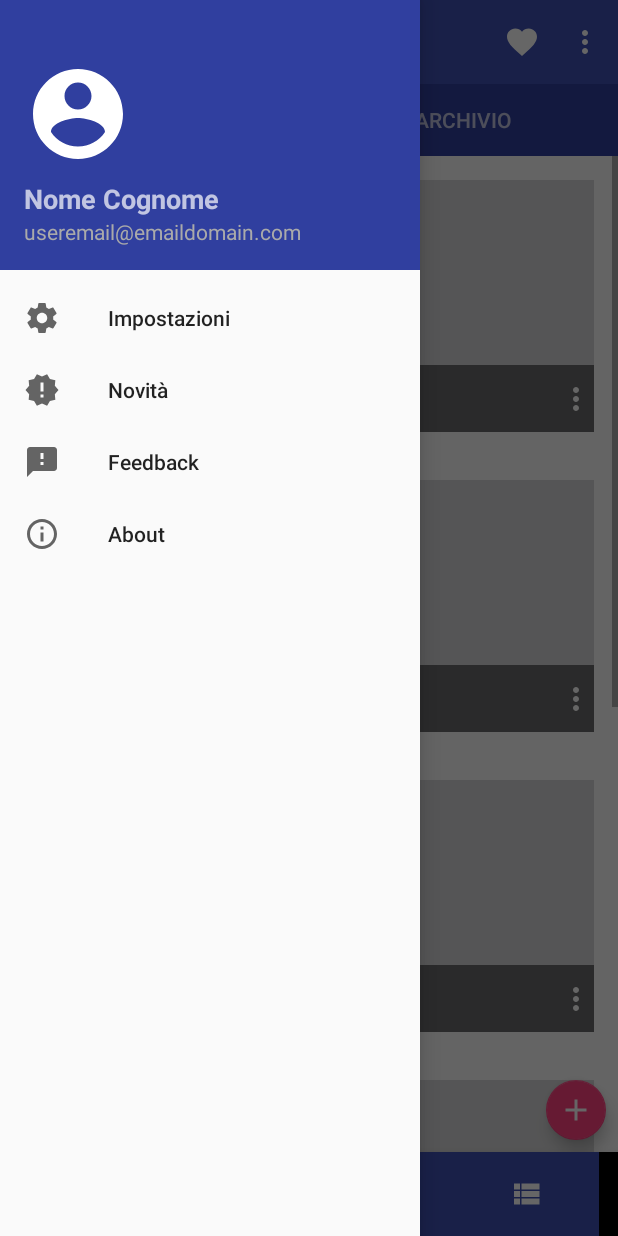
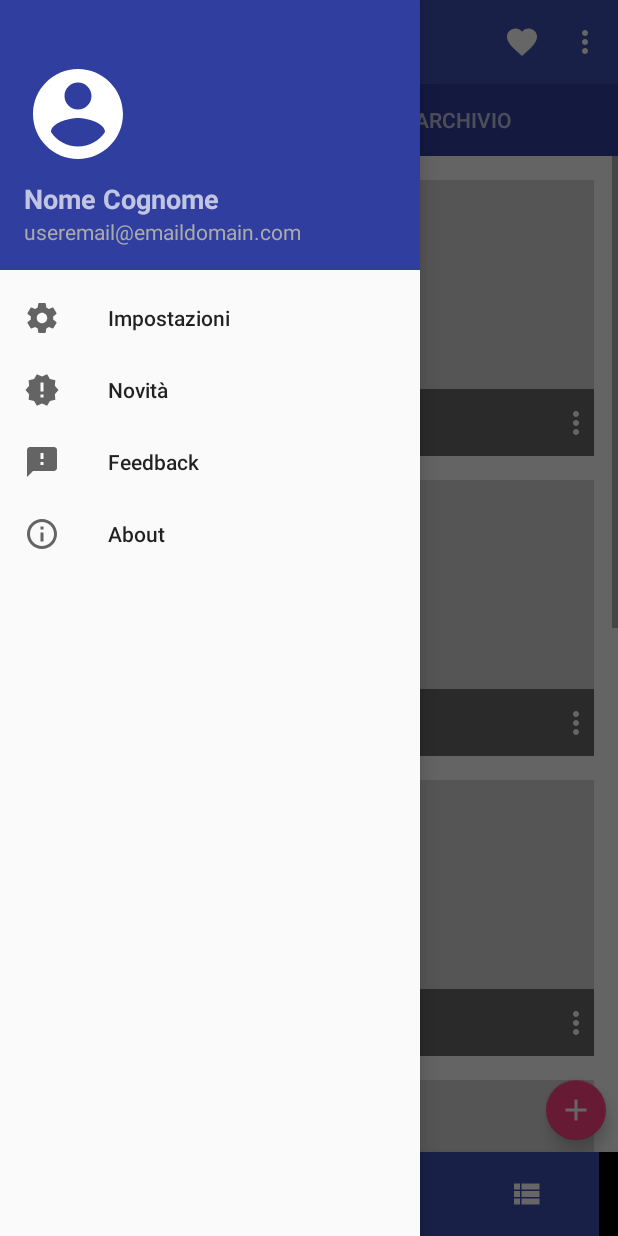
Before and after one commit to RiccardoBiffi/Vacation_Friend, an Android app: the screen it shows after launch (VacationList), with the side drawer open, on a phone screen of 412 x 824 dp. Run offline under Robolectric (Android 15) with nearby library versions, the phone set to English and light mode, and no system bars.

Commit message:
Completata la lista delle vacanze. Inizio creazione entità del database seguendo guida android.

```diff
--- a/app/src/main/java/com/rbiffi/vacationfriend/VacationList/Recenti.java
+++ b/app/src/main/java/com/rbiffi/vacationfriend/VacationList/Recenti.java
@@ -19,6 +19,7 @@ import android.view.ViewGroup;
 import android.widget.AdapterView;
 import android.widget.ArrayAdapter;
 import android.widget.ImageButton;
+import android.widget.ImageView;
 import android.widget.ListView;
 import android.widget.Toast;
 import com.rbiffi.vacationfriend.R;
@@ -60,119 +61,143 @@ public class Recenti extends Fragment{
     @Override
     public void onViewCreated(View view, @Nullable Bundle savedInstanceState) {
         super.onViewCreated(view, savedInstanceState);
-        vacationList = getView().findViewById(R.id.vacationElList);
-        vacationList.setDivider(null); // rimuovo il divisore dalle liste (perché noi l'abbiamo fatto interno all'elemento)
 
-        // gli dico all'adapter dove sono i dati (source) e dove metterli (layout, elemento)
-        dataAdapter = new VacationListAdapter(getContext(), R.layout.vacation_list_row, R.id.rowText, dataSource);
-        vacationList.setAdapter(dataAdapter); // connetto la lista e l'adapter
+        setupListWithAdapter();
+        setupRowClickListeners();
+        setupListFooter();
+    }
+
+    private void setupListFooter() {
+        LayoutInflater inflater = getActivity().getLayoutInflater();
+        View footer = inflater.inflate(R.layout.listview_footer,vacationList,false);
+        vacationList.addFooterView(footer,null,false);
+    }
+
+    private void setupRowClickListeners() {
         vacationList.setOnItemClickListener(new AdapterView.OnItemClickListener() {
             @SuppressLint("RestrictedApi")
             @Override
             public void onItemClick(AdapterView<?> adapterView, View view, final int i, long l) {
-                //todo switch per capire cosa è stato cliccato. 2 soli comportamenti.
+                long clickedViewId = view.getId();
 
-                PopupMenu popup = new PopupMenu(getActivity(),view);
+                if(clickedViewId == R.id.vacationImage) {
+                    //todo start activity della vacanza corrente
+                    Toast.makeText(getContext(), "Start activity"+i, Toast.LENGTH_SHORT).show();
+                } else if (clickedViewId == R.id.vacationMenu){
+                    openPopupMenu(view, i);
+                } else {
+                    Toast.makeText(getContext(), "Unknown view clicked", Toast.LENGTH_SHORT).show();
+                }
+            }
+        });
+    }
+
+    private void setupListWithAdapter() {
+        vacationList = getView().findViewById(R.id.vacationElList);
+        vacationList.setDivider(null); // rimuovo il divisore dalle liste, è interno all'elemento
+        // gli dico all'adapter dove sono i dati (source) e dove metterli (layout, elemento)
+        dataAdapter = new VacationListAdapter(getContext(), R.layout.vacation_list_row, R.id.rowText, dataSource);
+        vacationList.setAdapter(dataAdapter); // connetto la lista e l'adapter
+    }
+
+    @SuppressLint("RestrictedApi")
+    private void openPopupMenu(View view, final int i) {
+        PopupMenu popup = new PopupMenu(getContext(), view);
+        setActionsOnOptions(i, popup);
+
+        Menu menu = popup.getMenu();
+        popup.getMenuInflater().inflate(R.menu.vacation_menu, menu);
+        MenuPopupHelper menuHelper = showIconsOnMenu(view, (MenuBuilder) menu);
+
+        menuHelper.show();
+    }
+
+    @SuppressLint("RestrictedApi")
+    @NonNull
+    private MenuPopupHelper showIconsOnMenu(View view, MenuBuilder menu) {
+        // per rendere visibile l'icona anche nell'overflow menù
+        MenuPopupHelper menuHelper = new MenuPopupHelper(getActivity(), menu, view);
+        menuHelper.setForceShowIcon(true);
+        return menuHelper;
+    }
+
+    private void setActionsOnOptions(final int i, PopupMenu popup) {
         popup.setOnMenuItemClickListener(new PopupMenu.OnMenuItemClickListener() {
             @Override
             public boolean onMenuItemClick(MenuItem menuItem) {
                 switch (menuItem.getItemId()) {
                     case R.id.actionModifica:
                         //todo apri modifica vacanza
-                                Toast.makeText(getActivity(), "Modifica"+i, Toast.LENGTH_SHORT).show();
+                        Toast.makeText(getContext(), "Modifica" + i, Toast.LENGTH_SHORT).show();
                         return true;
                     case R.id.actionArchivia:
                         // todo archivia vacanza
-                                Toast.makeText(getActivity(), "Archivia"+i, Toast.LENGTH_SHORT).show();
+                        Toast.makeText(getContext(), "Archivia" + i, Toast.LENGTH_SHORT).show();
                         return true;
                     case R.id.actionElimina:
                         // todo elimina vacanza
-                                Toast.makeText(getActivity(), "Elimina"+i, Toast.LENGTH_SHORT).show();
+                        Toast.makeText(getContext(), "Elimina" + i, Toast.LENGTH_SHORT).show();
                         return true;
                     default:
                         return false;
                 }
             }
         });
-
-                Menu menu = popup.getMenu();
-                popup.getMenuInflater().inflate(R.menu.vacation_menu, menu);
-
-                // per rendere visibile l'icona anche nell'overflow menù
-                MenuPopupHelper menuHelper = new MenuPopupHelper(getActivity(), (MenuBuilder) menu, view);
-                menuHelper.setForceShowIcon(true);
-                menuHelper.show();
-
-            }
-        });
-/*
-        vacationMenu.setOnClickListener(new View.OnClickListener() {
-            @Override
-            public void onClick(View view) {
-                PopupMenu popup = new PopupMenu(getActivity(),view);
-                popup.setOnMenuItemClickListener(new PopupMenu.OnMenuItemClickListener() {
-                    @Override
-                    public boolean onMenuItemClick(MenuItem menuItem) {
-                        switch (menuItem.getItemId()) {
-                            case R.id.actionModifica:
-                                //todo apri modifica vacanza
-                                Toast.makeText(getActivity(), "Modifica", Toast.LENGTH_SHORT).show();
-                                return true;
-                            case R.id.actionArchivia:
-                                // todo archivia vacanza
-                                Toast.makeText(getActivity(), "Archivia", Toast.LENGTH_SHORT).show();
-                                return true;
-                            case R.id.actionElimina:
-                                // todo elimina vacanza
-                                Toast.makeText(getActivity(), "Elimina", Toast.LENGTH_SHORT).show();
-                                return true;
-                            default:
-                                return false;
-                        }
-                    }
-                });
-                MenuInflater inflater = popup.getMenuInflater();
-                inflater.inflate(R.menu.vacation_menu, popup.getMenu());
-                popup.show();
-            }
-        });
-*/
     }
 
-    //todo devo fare un custom adapter per aggiungere al pulsante l'onclick listener
+    //Custom adapter per aggiungere l'onclick listener al pulsante ed al resto
     class VacationListAdapter extends ArrayAdapter{
 
         public VacationListAdapter(@NonNull Context context, int resource) {
             super(context, resource);
         }
 
-        public VacationListAdapter(Context context, int vacation_list_row, int rowText, ArrayList dataSource) {
+        VacationListAdapter(Context context, int vacation_list_row, int rowText, ArrayList dataSource) {
             super(context, vacation_list_row, rowText, dataSource);
         }
 
         @NonNull
         @Override
         public View getView(final int position, @Nullable View convertView, @NonNull final ViewGroup parent) {
+            convertView = maybeRecycleView(convertView, parent);
+
+            //Operazioni agguntive da fare alla view
+            setOverflowCLickListener(position, convertView, (ListView) parent, R.id.vacationMenu);
+            setImageClickListener(position, convertView, (ListView) parent);
+
+            return convertView;
+        }
+
+        private void setImageClickListener(final int position, @NonNull View convertView, @NonNull final ListView parent) {
+            ImageView iv = convertView.findViewById(R.id.vacationImage);
+            iv.setOnClickListener(new View.OnClickListener() {
+                @Override
+                public void onClick(View view) {
+                    // rimando l'evento del click al frammento.onItemCLick(). Lo gestirà lui a seconda dell'elemento cliccato
+                    parent.performItemClick(view, position, 0);
+                }
+            });
+        }
+
+        private void setOverflowCLickListener(final int position, @NonNull View convertView, @NonNull final ListView parent, int vacationMenu) {
+            ImageButton ib = convertView.findViewById(vacationMenu);
+            ib.setOnClickListener(new View.OnClickListener() {
+                @Override
+                public void onClick(View view) {
+                    // rimando l'evento del click al frammento.onItemCLick(). Lo gestirà lui a seconda dell'elemento cliccato
+                    parent.performItemClick(view, position, 0);
+                }
+            });
+        }
+
+        private View maybeRecycleView(@Nullable View convertView, @NonNull ViewGroup parent) {
             if( convertView == null ){
                 //We must create a View:
                 LayoutInflater inflater = getActivity().getLayoutInflater();
                 convertView = inflater.inflate(R.layout.vacation_list_row, parent, false);
             }
-            //Operazioni da fare alla view
-            ImageButton ib = convertView.findViewById(R.id.vacationMenu);
-            ib.setOnClickListener(new View.OnClickListener() {
-                @Override
-                public void onClick(View view) {
-                    // rimando l'evento del click al frammento.onItemCLick(). Lo gestirà lui a seconda dell'elemento cliccato
-                    ((ListView) parent).performItemClick(view, position, 0);
-                }
-            });
-
-
-
             return convertView;
         }
     }
 
-    // logica del frammento qui sotto
 }
--- a/app/src/main/res/layout/vacation_list_row.xml
+++ b/app/src/main/res/layout/vacation_list_row.xml
@@ -6,14 +6,20 @@
     android:orientation="vertical"
     android:layout_width="match_parent"
     android:layout_height="200dp"
-    android:padding="16dp">
+    android:paddingTop="16dp"
+    android:paddingStart="16dp"
+    android:paddingLeft="16dp"
+    tools:ignore="RtlSymmetry"
+    android:paddingEnd="16dp">
 
     <ImageView
-        android:id="@+id/imageView2"
+        android:id="@+id/vacationImage"
         android:layout_width="0dp"
         android:layout_height="0dp"
         android:orientation="horizontal"
         android:scaleType="centerCrop"
+        android:clickable="true"
+        android:focusable="true"
 
         app:srcCompat="@drawable/vacation_photo"
 
@@ -21,7 +27,7 @@
         app:layout_constraintEnd_toEndOf="parent"
         app:layout_constraintStart_toStartOf="parent"
         app:layout_constraintTop_toTopOf="parent"
-        />
+        android:contentDescription="@string/vlImageDescriptionAcc" />
 
     <TextView
         android:id="@+id/rowText"
@@ -36,9 +42,9 @@
         android:textSize="18sp"
         android:theme="@style/ThemeOverlay.AppCompat.Dark"
 
-        app:layout_constraintBottom_toBottomOf="@id/imageView2"
+        app:layout_constraintBottom_toBottomOf="@id/vacationImage"
         app:layout_constraintEnd_toStartOf="@id/vacationMenu"
-        app:layout_constraintStart_toStartOf="@id/imageView2"
+        app:layout_constraintStart_toStartOf="@id/vacationImage"
         />
 
     <ImageButton
@@ -52,9 +58,9 @@
         android:src="@drawable/ic_more_vert_white_24dp"
 
         app:layout_constraintStart_toEndOf="@id/rowText"
-        app:layout_constraintEnd_toEndOf="@id/imageView2"
-        app:layout_constraintBottom_toBottomOf="@id/imageView2"
+        app:layout_constraintEnd_toEndOf="@id/vacationImage"
+        app:layout_constraintBottom_toBottomOf="@id/vacationImage"
         app:layout_constraintTop_toTopOf="@id/rowText"
-        />
+        android:contentDescription="@string/vlOpzioniAcc" />
 
 </android.support.constraint.ConstraintLayout>
--- a/app/src/main/res/values/strings.xml
+++ b/app/src/main/res/values/strings.xml
@@ -18,4 +18,6 @@
     <string name="vlModifica">Modifica</string>
     <string name="vlArchivia">Archivia</string>
     <string name="vlElimina">Elimina</string>
+    <string name="vlImageDescriptionAcc">Vacanza, tocca per dettagli</string>
+    <string name="vlOpzioniAcc">Opzioni</string>
 </resources>
```
Also changed, not shown: app/src/main/java/com/rbiffi/vacationfriend/Repository/Participant.java (added, +18 -0 lines), app/src/main/java/com/rbiffi/vacationfriend/Repository/Vacation.java (added, +22 -0 lines), app/src/main/res/layout/listview_footer.xml (added, +11 -0 lines). Lines whose indentation alone changed are shown as unchanged.
